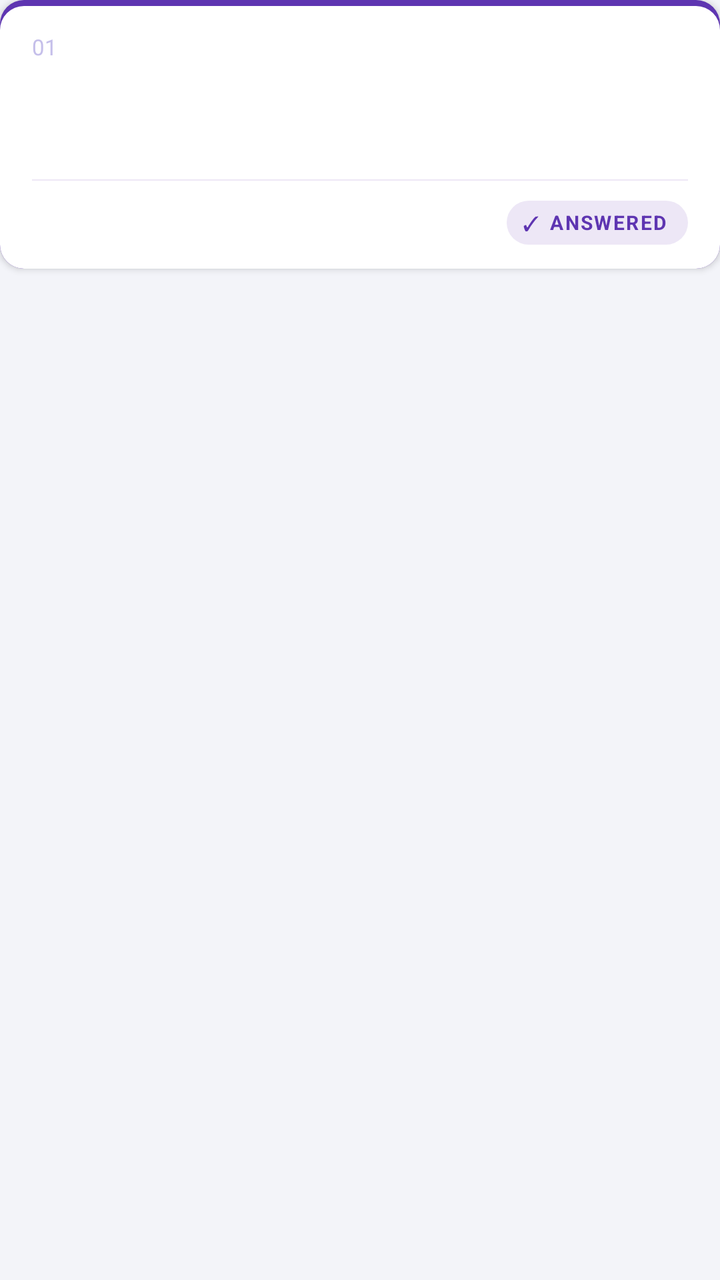
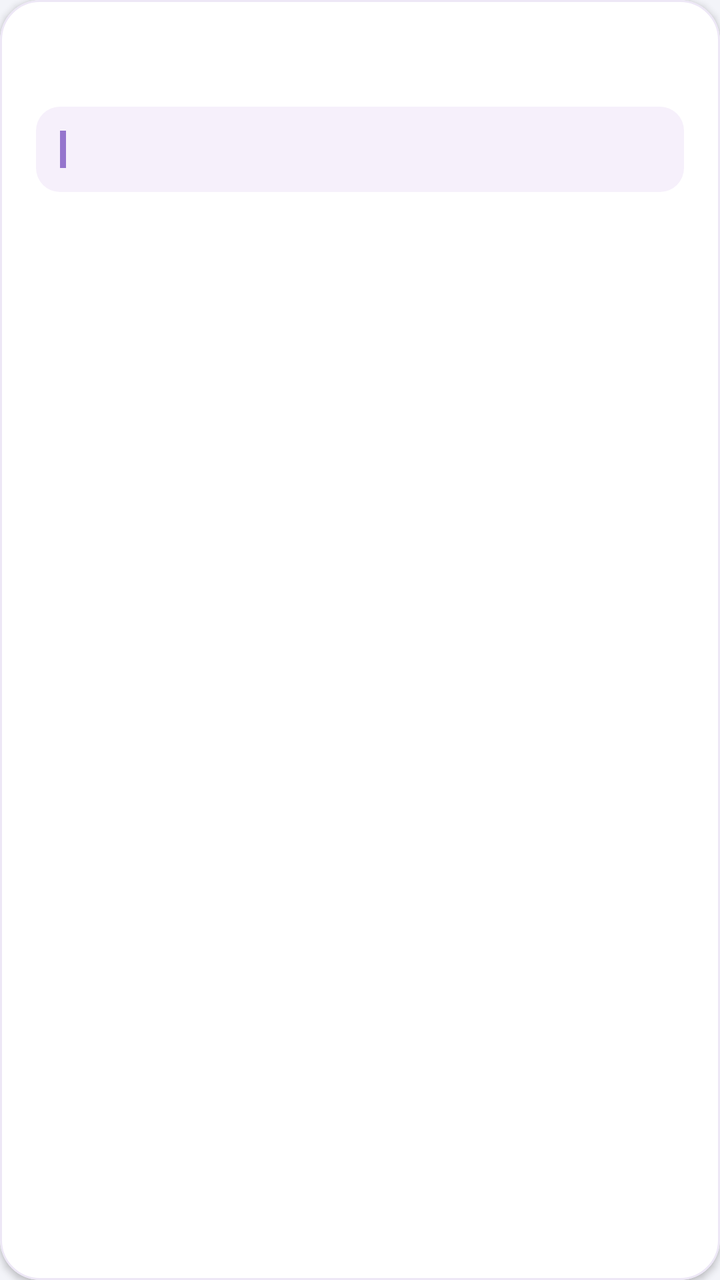

Compare the two renders of this Android layout. The source of the first and the diff that turns it into the second are given below.
<!-- AndroidManifest.xml: application theme Theme.SpiritualTracker -->
<!-- res/layout/item_vault_entry.xml -->
<?xml version="1.0" encoding="utf-8"?>
<LinearLayout
    xmlns:android="http://schemas.android.com/apk/res/android"
    android:layout_width="match_parent"
    android:layout_height="wrap_content"
    android:orientation="vertical"
    android:layout_marginBottom="10dp"
    android:layout_marginStart="2dp"
    android:layout_marginEnd="2dp">

    <LinearLayout
        android:layout_width="match_parent"
        android:layout_height="wrap_content"
        android:orientation="vertical"
        android:background="@drawable/vault_card_bg"
        android:elevation="2dp">

        
        <LinearLayout
            android:layout_width="match_parent"
            android:layout_height="wrap_content"
            android:orientation="horizontal"
            android:paddingStart="16dp"
            android:paddingEnd="16dp"
            android:paddingTop="14dp"
            android:paddingBottom="0dp"
            android:gravity="top">

            
            <TextView
                android:id="@+id/tvRowNumber"
                android:layout_width="28dp"
                android:layout_height="wrap_content"
                android:textSize="11sp"
                android:textColor="#C5BFEA"
                android:layout_marginTop="2dp"
                android:text="01" />

            
            <LinearLayout
                android:layout_width="0dp"
                android:layout_height="wrap_content"
                android:layout_weight="1"
                android:orientation="vertical">

                <TextView
                    android:id="@+id/tvRequestTitle"
                    android:layout_width="match_parent"
                    android:layout_height="wrap_content"
                    android:textSize="15sp"
                    android:textStyle="bold"
                    android:textColor="#1A1A2E"
                    android:lineSpacingMultiplier="1.3"
                    android:layout_marginBottom="3dp" />

                <TextView
                    android:id="@+id/tvRequestMeta"
                    android:layout_width="wrap_content"
                    android:layout_height="wrap_content"
                    android:textSize="11sp"
                    android:textColor="#AAAAAA"
                    android:layout_marginBottom="8dp" />

                <TextView
                    android:id="@+id/tvRequestDescription"
                    android:layout_width="match_parent"
                    android:layout_height="wrap_content"
                    android:textSize="13sp"
                    android:textColor="#555555"
                    android:lineSpacingMultiplier="1.55"
                    android:maxLines="2"
                    android:ellipsize="end"
                    android:layout_marginBottom="12dp" />

            </LinearLayout>
        </LinearLayout>

        
        <View
            android:layout_width="match_parent"
            android:layout_height="0.5dp"
            android:background="#EDE7F6"
            android:layout_marginStart="16dp"
            android:layout_marginEnd="16dp" />

        
        <LinearLayout
            android:layout_width="match_parent"
            android:layout_height="wrap_content"
            android:orientation="horizontal"
            android:gravity="end"
            android:paddingStart="16dp"
            android:paddingEnd="16dp"
            android:paddingTop="10dp"
            android:paddingBottom="12dp">

            <LinearLayout
                android:layout_width="wrap_content"
                android:layout_height="wrap_content"
                android:orientation="horizontal"
                android:gravity="center_vertical"
                android:background="@drawable/answered_pill_bg"
                android:paddingStart="8dp"
                android:paddingEnd="10dp"
                android:paddingTop="4dp"
                android:paddingBottom="4dp">

                <TextView
                    android:layout_width="wrap_content"
                    android:layout_height="wrap_content"
                    android:text="✓"
                    android:textColor="#5E35B1"
                    android:textSize="10sp"
                    android:layout_marginEnd="5dp" />

                <TextView
                    android:layout_width="wrap_content"
                    android:layout_height="wrap_content"
                    android:text="ANSWERED"
                    android:textColor="#5E35B1"
                    android:textSize="10sp"
                    android:textStyle="bold"
                    android:letterSpacing="0.08" />

            </LinearLayout>
        </LinearLayout>

    </LinearLayout>

</LinearLayout>
<!-- resources referenced by this layout -->
<resources>
  <!-- drawable answered_pill_bg (drawable) -->
  <?xml version="1.0" encoding="utf-8"?>
  <shape xmlns:android="http://schemas.android.com/apk/res/android"
      android:shape="rectangle">
      <solid android:color="#EDE7F6" />
      <corners android:radius="20dp" />
  </shape>
  <!-- drawable vault_card_bg (drawable) -->
  <?xml version="1.0" encoding="utf-8"?>
  <layer-list xmlns:android="http://schemas.android.com/apk/res/android">
  
      
      <item>
          <shape android:shape="rectangle">
              <solid android:color="#5E35B1" />
              <corners android:radius="12dp" />
          </shape>
      </item>
  
      
      <item android:top="3dp">
          <shape android:shape="rectangle">
              <solid android:color="#FFFFFF" />
              <corners android:radius="12dp" />
          </shape>
      </item>
  
  </layer-list>
  <style name="Theme.SpiritualTracker" parent="Base.Theme.SpiritualTracker" />
  <style name="Base.Theme.SpiritualTracker" parent="Theme.Material3.DayNight.NoActionBar">
          <item name="colorPrimary">#7E57C2</item>
          <item name="colorOnPrimary">#FFFFFF</item>
          <item name="colorSecondaryContainer">#D1C4E9</item>
          <item name="colorOnSecondaryContainer">#7E57C2</item>
          <item name="android:windowBackground">#F3F4F9</item>
          
          <item name="android:navigationBarColor">#F5F5F5</item>
          <item name="android:windowLightNavigationBar" tools:targetApi="27">true</item>
      </style>
</resources>

<!-- the commit's change to res/layout/item_vault_entry.xml (unified diff, before → after) -->
@@ -1,130 +1,85 @@
 <?xml version="1.0" encoding="utf-8"?>
-<LinearLayout
+<com.google.android.material.card.MaterialCardView
     xmlns:android="http://schemas.android.com/apk/res/android"
+    xmlns:app="http://schemas.android.com/apk/res-auto"
     android:layout_width="match_parent"
     android:layout_height="wrap_content"
-    android:orientation="vertical"
-    android:layout_marginBottom="10dp"
     android:layout_marginStart="2dp"
-    android:layout_marginEnd="2dp">
+    android:layout_marginEnd="2dp"
+    android:layout_marginBottom="12dp"
+    android:clickable="true"
+    android:focusable="true"
+    android:foreground="?attr/selectableItemBackground"
+    app:cardBackgroundColor="#FFFFFF"
+    app:cardCornerRadius="20dp"
+    app:cardElevation="2dp"
+    app:strokeColor="#EDE7F6"
+    app:strokeWidth="1dp">
 
     <LinearLayout
         android:layout_width="match_parent"
         android:layout_height="wrap_content"
         android:orientation="vertical"
-        android:background="@drawable/vault_card_bg"
-        android:elevation="2dp">
+        android:padding="18dp">
+
+        <TextView
+            android:id="@+id/tvRequestTitle"
+            android:layout_width="match_parent"
+            android:layout_height="wrap_content"
+            android:fontFamily="serif"
+            android:lineSpacingMultiplier="1.15"
+            android:textColor="#1A1A2E"
+            android:textSize="17sp"
+            android:textStyle="bold" />
 
         
         <LinearLayout
+            android:id="@+id/layoutTestimony"
             android:layout_width="match_parent"
             android:layout_height="wrap_content"
+            android:layout_marginTop="12dp"
+            android:background="@drawable/bg_vault_quote"
             android:orientation="horizontal"
-            android:paddingStart="16dp"
-            android:paddingEnd="16dp"
-            android:paddingTop="14dp"
-            android:paddingBottom="0dp"
-            android:gravity="top">
+            android:padding="12dp">
 
-            
+            <View
+                android:layout_width="3dp"
+                android:layout_height="match_parent"
+                android:layout_marginEnd="10dp"
+                android:background="#9575CD" />
+
             <TextView
-                android:id="@+id/tvRowNumber"
-                android:layout_width="28dp"
-                android:layout_height="wrap_content"
-                android:textSize="11sp"
-                android:textColor="#C5BFEA"
-                android:layout_marginTop="2dp"
-                android:text="01" />
-
-            
-            <LinearLayout
+                android:id="@+id/tvTestimonyPreview"
                 android:layout_width="0dp"
                 android:layout_height="wrap_content"
                 android:layout_weight="1"
-                android:orientation="vertical">
-
-                <TextView
-                    android:id="@+id/tvRequestTitle"
-                    android:layout_width="match_parent"
-                    android:layout_height="wrap_content"
-                    android:textSize="15sp"
-                    android:textStyle="bold"
-                    android:textColor="#1A1A2E"
-                    android:lineSpacingMultiplier="1.3"
-                    android:layout_marginBottom="3dp" />
-
-                <TextView
-                    android:id="@+id/tvRequestMeta"
-                    android:layout_width="wrap_content"
-                    android:layout_height="wrap_content"
-                    android:textSize="11sp"
-                    android:textColor="#AAAAAA"
-                    android:layout_marginBottom="8dp" />
-
-                <TextView
-                    android:id="@+id/tvRequestDescription"
-                    android:layout_width="match_parent"
-                    android:layout_height="wrap_content"
-                    android:textSize="13sp"
-                    android:textColor="#555555"
-                    android:lineSpacingMultiplier="1.55"
-                    android:maxLines="2"
-                    android:ellipsize="end"
-                    android:layout_marginBottom="12dp" />
-
-            </LinearLayout>
+                android:ellipsize="end"
+                android:fontFamily="serif"
+                android:lineSpacingMultiplier="1.3"
+                android:maxLines="3"
+                android:textColor="#4A148C"
+                android:textSize="14sp"
+                android:textStyle="italic" />
         </LinearLayout>
 
         
-        <View
-            android:layout_width="match_parent"
-            android:layout_height="0.5dp"
-            android:background="#EDE7F6"
-            android:layout_marginStart="16dp"
-            android:layout_marginEnd="16dp" />
-
-        
-        <LinearLayout
+        <TextView
+            android:id="@+id/tvRequestDescription"
             android:layout_width="match_parent"
             android:layout_height="wrap_content"
-            android:orientation="horizontal"
-            android:gravity="end"
-            android:paddingStart="16dp"
-            android:paddingEnd="16dp"
-            android:paddingTop="10dp"
-            android:paddingBottom="12dp">
+            android:layout_marginTop="8dp"
+            android:ellipsize="end"
+            android:lineSpacingMultiplier="1.4"
+            android:maxLines="2"
+            android:textColor="#616161"
+            android:textSize="13sp" />
 
-            <LinearLayout
-                android:layout_width="wrap_content"
-                android:layout_height="wrap_content"
-                android:orientation="horizontal"
-                android:gravity="center_vertical"
-                android:background="@drawable/answered_pill_bg"
-                android:paddingStart="8dp"
-                android:paddingEnd="10dp"
-                android:paddingTop="4dp"
-                android:paddingBottom="4dp">
-
-                <TextView
-                    android:layout_width="wrap_content"
-                    android:layout_height="wrap_content"
-                    android:text="✓"
-                    android:textColor="#5E35B1"
-                    android:textSize="10sp"
-                    android:layout_marginEnd="5dp" />
-
-                <TextView
-                    android:layout_width="wrap_content"
-                    android:layout_height="wrap_content"
-                    android:text="ANSWERED"
-                    android:textColor="#5E35B1"
-                    android:textSize="10sp"
-                    android:textStyle="bold"
-                    android:letterSpacing="0.08" />
-
-            </LinearLayout>
-        </LinearLayout>
-
+        <TextView
+            android:id="@+id/tvRequestMeta"
+            android:layout_width="wrap_content"
+            android:layout_height="wrap_content"
+            android:layout_marginTop="12dp"
+            android:textColor="#9E8FC4"
+            android:textSize="12sp" />
     </LinearLayout>
-
-</LinearLayout>
+</com.google.android.material.card.MaterialCardView>
<!-- resource entries referenced after the edit -->
@@ -1,33 +1,12 @@
 <!-- resources referenced by this layout -->
 <resources>
-  <!-- drawable answered_pill_bg (drawable) -->
+  <!-- drawable bg_vault_quote (drawable) -->
   <?xml version="1.0" encoding="utf-8"?>
   <shape xmlns:android="http://schemas.android.com/apk/res/android"
       android:shape="rectangle">
-      <solid android:color="#EDE7F6" />
-      <corners android:radius="20dp" />
+      <solid android:color="#F6F0FB" />
+      <corners android:radius="12dp" />
   </shape>
-  <!-- drawable vault_card_bg (drawable) -->
-  <?xml version="1.0" encoding="utf-8"?>
-  <layer-list xmlns:android="http://schemas.android.com/apk/res/android">
-  
-      
-      <item>
-          <shape android:shape="rectangle">
-              <solid android:color="#5E35B1" />
-              <corners android:radius="12dp" />
-          </shape>
-      </item>
-  
-      
-      <item android:top="3dp">
-          <shape android:shape="rectangle">
-              <solid android:color="#FFFFFF" />
-              <corners android:radius="12dp" />
-          </shape>
-      </item>
-  
-  </layer-list>
   <style name="Theme.SpiritualTracker" parent="Base.Theme.SpiritualTracker" />
   <style name="Base.Theme.SpiritualTracker" parent="Theme.Material3.DayNight.NoActionBar">
           <item name="colorPrimary">#7E57C2</item>
